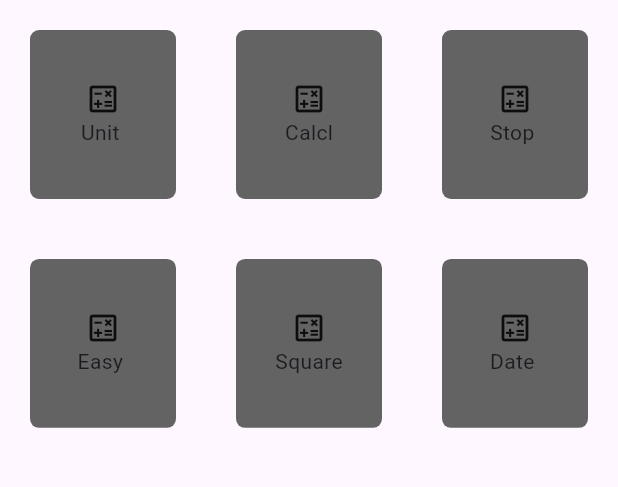
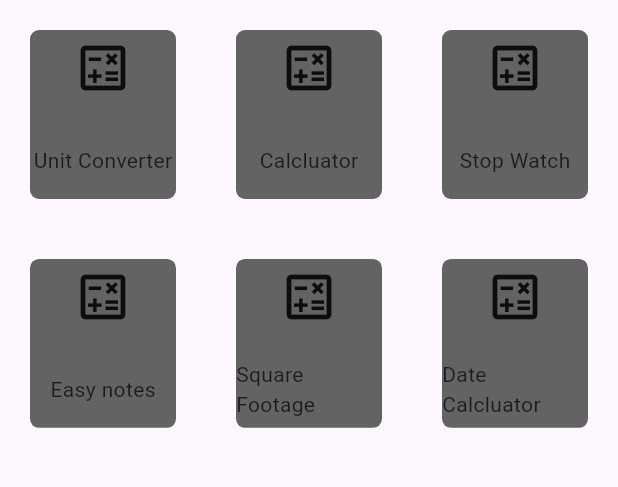
Before and after one commit to Mohammed-jendie/Smart-tools, a Flutter app: the screen it shows after launch, on a phone screen of 412 x 824 dp, the part 84-571 px from its top. Run offline on Flutter 3.47's test engine with Material 3 defaults, Android fonts, the light colour scheme and no system bars.

Commit message:
Fixing overflowed pixles by right

```diff
--- a/lib/data/griditems_data.dart
+++ b/lib/data/griditems_data.dart
@@ -15,10 +15,10 @@ class GridItem {
 }
 
 final List<GridItem> gridItems = [
-  GridItem(Icons.calculate_outlined, "Unit ", UnitConverterPage()),
-  GridItem(Icons.calculate_outlined, "Calcl", CalculatorPage()),
-  GridItem(Icons.calculate_outlined, "Stop ", StopWatchPage()),
-  GridItem(Icons.calculate_outlined, "Easy ", EasyNotesPage()),
-  GridItem(Icons.calculate_outlined, "Square", SquareFootagePage()),
-  GridItem(Icons.calculate_outlined, "Date ", DateCalcluatorPage()),
+  GridItem(Icons.calculate_outlined, "Unit Converter", UnitConverterPage()),
+  GridItem(Icons.calculate_outlined, "Calcluator", CalculatorPage()),
+  GridItem(Icons.calculate_outlined, "Stop Watch", StopWatchPage()),
+  GridItem(Icons.calculate_outlined, "Easy notes", EasyNotesPage()),
+  GridItem(Icons.calculate_outlined, "Square Footage", SquareFootagePage()),
+  GridItem(Icons.calculate_outlined, "Date Calcluator", DateCalcluatorPage()),
 ];
--- a/lib/pages/home_page.dart
+++ b/lib/pages/home_page.dart
@@ -47,13 +47,18 @@ Widget boxes(GridItem item, context) {
         child: Column(
           mainAxisAlignment: MainAxisAlignment.center,
           children: [
-            Row(
-              mainAxisAlignment: MainAxisAlignment.center,
-              children: [Icon(item.icon)],
+            Expanded(
+              child: Row(
+                mainAxisAlignment: MainAxisAlignment.center,
+                children: [Expanded(child: Icon(item.icon, size: 40))],
+              ),
             ),
-            Row(
-              mainAxisAlignment: MainAxisAlignment.center,
-              children: [Center(child: Text(item.title))],
+            SizedBox(height: 10),
+            Expanded(
+              child: Row(
+                mainAxisAlignment: MainAxisAlignment.center,
+                children: [Expanded(child: Center(child: Text(item.title)))],
+              ),
             ),
           ],
         ),
```
